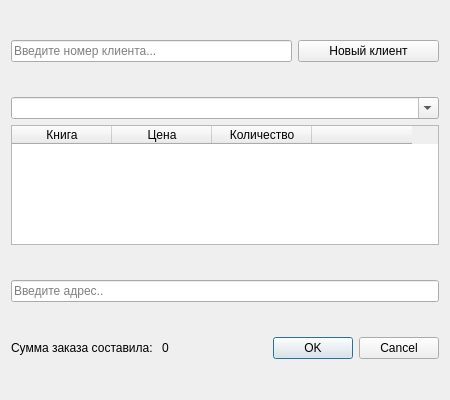
joparino/AccountingSystem, file add_order_window.ui: the form before one commit.
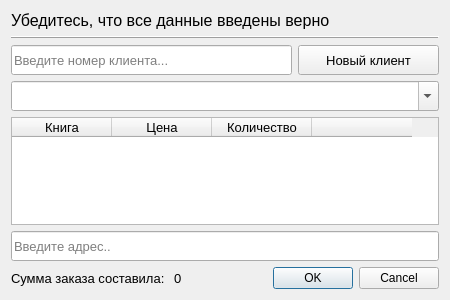
The form after the commit. Icons and pictures are not drawn.

```diff
--- a/add_order_window.ui
+++ b/add_order_window.ui
@@ -10,17 +10,46 @@
     <x>0</x>
     <y>0</y>
     <width>450</width>
-    <height>400</height>
+    <height>300</height>
    </rect>
   </property>
   <property name="windowTitle">
    <string>Добавление заказа</string>
   </property>
   <layout class="QGridLayout" name="gridLayout">
-   <item row="3" column="0">
+   <item row="0" column="1">
+    <widget class="QLabel" name="label_2">
+     <property name="sizePolicy">
+      <sizepolicy hsizetype="Preferred" vsizetype="Fixed">
+       <horstretch>0</horstretch>
+       <verstretch>0</verstretch>
+      </sizepolicy>
+     </property>
+     <property name="font">
+      <font>
+       <pointsize>12</pointsize>
+      </font>
+     </property>
+     <property name="text">
+      <string>Убедитесь, что все данные введены верно</string>
+     </property>
+     <property name="textFormat">
+      <enum>Qt::AutoText</enum>
+     </property>
+     <property name="margin">
+      <number>0</number>
+     </property>
+    </widget>
+   </item>
+   <item row="7" column="1">
     <layout class="QHBoxLayout" name="horizontalLayout_3">
      <item>
       <widget class="QLabel" name="label">
+       <property name="font">
+        <font>
+         <pointsize>10</pointsize>
+        </font>
+       </property>
        <property name="text">
         <string>Сумма заказа составила: </string>
        </property>
@@ -28,6 +57,11 @@
      </item>
      <item>
       <widget class="QLabel" name="sum">
+       <property name="font">
+        <font>
+         <pointsize>10</pointsize>
+        </font>
+       </property>
        <property name="text">
         <string>0</string>
        </property>
@@ -48,7 +82,7 @@
      </item>
     </layout>
    </item>
-   <item row="0" column="0">
+   <item row="2" column="1">
     <layout class="QHBoxLayout" name="horizontalLayout">
      <item>
       <widget class="QLineEdit" name="lineNumber">
@@ -58,9 +92,29 @@
          <verstretch>0</verstretch>
         </sizepolicy>
        </property>
+       <property name="minimumSize">
+        <size>
+         <width>0</width>
+         <height>30</height>
+        </size>
+       </property>
+       <property name="font">
+        <font>
+         <pointsize>10</pointsize>
+        </font>
+       </property>
+       <property name="inputMask">
+        <string/>
+       </property>
        <property name="text">
         <string/>
        </property>
+       <property name="maxLength">
+        <number>18</number>
+       </property>
+       <property name="frame">
+        <bool>true</bool>
+       </property>
        <property name="placeholderText">
         <string>Введите номер клиента...</string>
        </property>
@@ -74,6 +128,17 @@
          <verstretch>0</verstretch>
         </sizepolicy>
        </property>
+       <property name="minimumSize">
+        <size>
+         <width>0</width>
+         <height>30</height>
+        </size>
+       </property>
+       <property name="font">
+        <font>
+         <pointsize>10</pointsize>
+        </font>
+       </property>
        <property name="text">
         <string>Новый клиент</string>
        </property>
@@ -81,10 +146,21 @@
      </item>
     </layout>
    </item>
-   <item row="1" column="0">
+   <item row="5" column="1">
     <layout class="QVBoxLayout" name="verticalLayout_1">
      <item>
       <widget class="QComboBox" name="comboBook">
+       <property name="minimumSize">
+        <size>
+         <width>0</width>
+         <height>30</height>
+        </size>
+       </property>
+       <property name="font">
+        <font>
+         <pointsize>10</pointsize>
+        </font>
+       </property>
        <property name="editable">
         <bool>true</bool>
        </property>
@@ -110,6 +186,11 @@
          <height>120</height>
         </size>
        </property>
+       <property name="font">
+        <font>
+         <pointsize>10</pointsize>
+        </font>
+       </property>
        <column>
         <property name="text">
          <string>Книга</string>
@@ -134,10 +215,21 @@
      </item>
     </layout>
    </item>
-   <item row="2" column="0">
+   <item row="6" column="1">
     <layout class="QVBoxLayout" name="verticalLayout_3">
      <item>
       <widget class="QLineEdit" name="lineAddress">
+       <property name="minimumSize">
+        <size>
+         <width>0</width>
+         <height>30</height>
+        </size>
+       </property>
+       <property name="font">
+        <font>
+         <pointsize>10</pointsize>
+        </font>
+       </property>
        <property name="placeholderText">
         <string>Введите адрес..</string>
        </property>
@@ -145,6 +237,16 @@
      </item>
     </layout>
    </item>
+   <item row="1" column="1">
+    <widget class="Line" name="line">
+     <property name="frameShadow">
+      <enum>QFrame::Raised</enum>
+     </property>
+     <property name="orientation">
+      <enum>Qt::Horizontal</enum>
+     </property>
+    </widget>
+   </item>
   </layout>
  </widget>
  <resources/>
```
Left out of the diff: 4 changed lines with no effect on the pictures.
